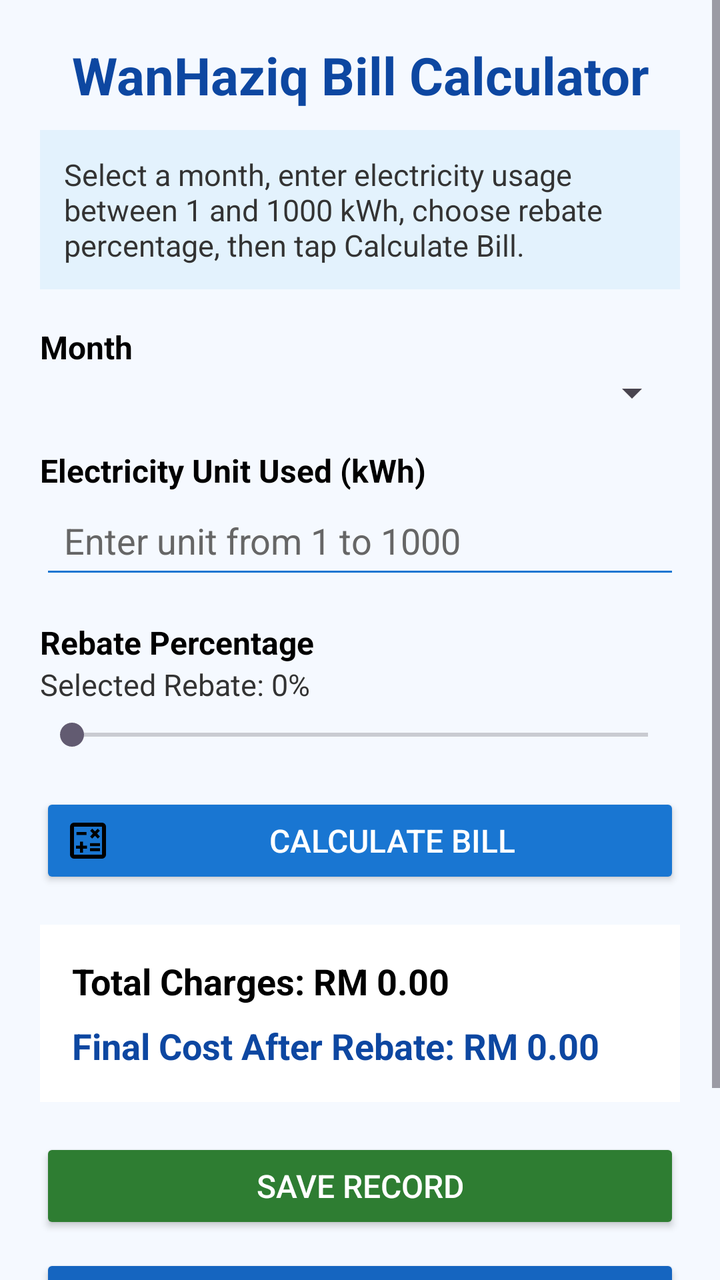
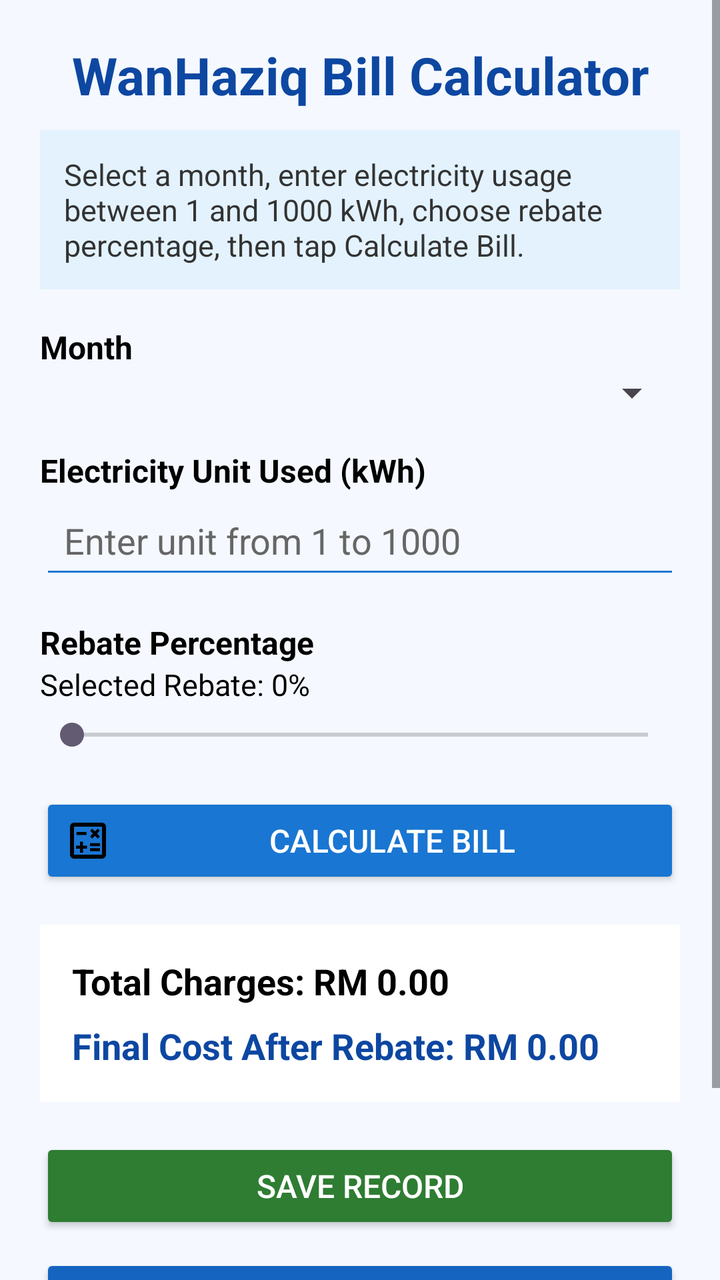

Before-and-after screenshots of an Android layout around one commit, followed by the original layout XML and the change that was made.
<!-- AndroidManifest.xml: application theme Theme.IndividiualAssignmentWANHAZIQ -->
<!-- res/layout/activity_main.xml -->
<?xml version="1.0" encoding="utf-8"?>
<ScrollView xmlns:android="http://schemas.android.com/apk/res/android"
    android:layout_width="match_parent"
    android:layout_height="match_parent"
    android:background="#F5F9FF">

    <LinearLayout
        android:layout_width="match_parent"
        android:layout_height="wrap_content"
        android:orientation="vertical"
        android:padding="20dp">

        
        <TextView
            android:layout_width="match_parent"
            android:layout_height="wrap_content"
            android:text="WanHaziq Bill Calculator"
            android:textSize="26sp"
            android:textStyle="bold"
            android:textColor="#0D47A1"
            android:gravity="center"
            android:layout_marginBottom="10dp" />

        
        <TextView
            android:layout_width="match_parent"
            android:layout_height="wrap_content"
            android:text="Select a month, enter electricity usage between 1 and 1000 kWh, choose rebate percentage, then tap Calculate Bill."
            android:textSize="15sp"
            android:textColor="#333333"
            android:background="#E3F2FD"
            android:padding="12dp"
            android:layout_marginBottom="18dp" />

        
        <TextView
            android:layout_width="match_parent"
            android:layout_height="wrap_content"
            android:text="Month"
            android:textSize="16sp"
            android:textStyle="bold"
            android:textColor="#000000" />

        
        <Spinner
            android:id="@+id/spinnerMonth"
            android:layout_width="match_parent"
            android:layout_height="wrap_content"
            android:layout_marginBottom="16dp" />

        
        <TextView
            android:layout_width="match_parent"
            android:layout_height="wrap_content"
            android:text="Electricity Unit Used (kWh)"
            android:textSize="16sp"
            android:textStyle="bold"
            android:textColor="#000000" />

        
        <EditText
            android:id="@+id/editTextUnit"
            android:layout_width="match_parent"
            android:layout_height="wrap_content"
            android:hint="Enter unit from 1 to 1000"
            android:inputType="number"
            android:padding="12dp"
            android:backgroundTint="#1976D2"
            android:layout_marginBottom="16dp"
            android:textColor="#000000"
            android:textColorHint="#666666"/>

        
        <TextView
            android:layout_width="match_parent"
            android:layout_height="wrap_content"
            android:text="Rebate Percentage"
            android:textSize="16sp"
            android:textStyle="bold"
            android:textColor="#000000" />

        
        <TextView
            android:id="@+id/textRebateValue"
            android:layout_width="match_parent"
            android:layout_height="wrap_content"
            android:text="Selected Rebate: 0%"
            android:textSize="15sp"
            android:textColor="#333333"
            android:layout_marginBottom="6dp" />

        
        <SeekBar
            android:id="@+id/seekBarRebate"
            android:layout_width="match_parent"
            android:layout_height="wrap_content"
            android:max="5"
            android:progress="0"
            android:layout_marginBottom="20dp" />

        
        <Button
            android:id="@+id/buttonCalculate"
            android:layout_width="match_parent"
            android:layout_height="wrap_content"
            android:text="Calculate Bill"
            android:textSize="16sp"
            android:drawableStart="@drawable/ic_calculate"
            android:drawablePadding="8dp"
            android:backgroundTint="#1976D2"
            android:textColor="#FFFFFF"
            android:layout_marginBottom="18dp" />

        
        <LinearLayout
            android:layout_width="match_parent"
            android:layout_height="wrap_content"
            android:orientation="vertical"
            android:background="#FFFFFF"
            android:padding="16dp"
            android:layout_marginBottom="18dp">

            <TextView
                android:id="@+id/textTotalCharges"
                android:layout_width="match_parent"
                android:layout_height="wrap_content"
                android:text="Total Charges: RM 0.00"
                android:textSize="18sp"
                android:textStyle="bold"
                android:textColor="#000000"
                android:layout_marginBottom="8dp" />

            <TextView
                android:id="@+id/textFinalCost"
                android:layout_width="match_parent"
                android:layout_height="wrap_content"
                android:text="Final Cost After Rebate: RM 0.00"
                android:textSize="18sp"
                android:textStyle="bold"
                android:textColor="#0D47A1" />

        </LinearLayout>

        
        <Button
            android:id="@+id/buttonSave"
            android:layout_width="match_parent"
            android:layout_height="wrap_content"
            android:text="Save Record"
            android:textSize="16sp"
            android:backgroundTint="#2E7D32"
            android:textColor="#FFFFFF"
            android:layout_marginBottom="10dp" />

        
        <Button
            android:id="@+id/buttonViewHistory"
            android:layout_width="match_parent"
            android:layout_height="wrap_content"
            android:text="View History"
            android:textSize="16sp"
            android:drawableStart="@drawable/ic_history"
            android:drawablePadding="8dp"
            android:backgroundTint="#1565C0"
            android:textColor="#FFFFFF"
            android:layout_marginBottom="10dp" />

        
        <Button
            android:id="@+id/buttonAbout"
            android:layout_width="match_parent"
            android:layout_height="wrap_content"
            android:text="About App"
            android:textSize="16sp"
            android:drawableStart="@drawable/ic_info"
            android:drawablePadding="8dp"
            android:backgroundTint="#455A64"
            android:textColor="#FFFFFF" />

    </LinearLayout>
</ScrollView>
<!-- resources referenced by this layout -->
<resources>
  <!-- drawable ic_calculate (drawable) -->
  <vector xmlns:android="http://schemas.android.com/apk/res/android" android:height="24dp" android:tint="#000000" android:viewportHeight="960" android:viewportWidth="960" android:width="24dp">
        
      <path android:fillColor="@android:color/white" android:pathData="M320,720L380,720L380,640L460,640L460,580L380,580L380,500L320,500L320,580L240,580L240,640L320,640L320,720ZM520,690L720,690L720,630L520,630L520,690ZM520,590L720,590L720,530L520,530L520,590ZM564,438L620,382L676,438L718,396L662,338L718,282L676,240L620,296L564,240L522,282L578,338L522,396L564,438ZM250,368L450,368L450,308L250,308L250,368ZM200,840Q167,840 143.5,816.5Q120,793 120,760L120,200Q120,167 143.5,143.5Q167,120 200,120L760,120Q793,120 816.5,143.5Q840,167 840,200L840,760Q840,793 816.5,816.5Q793,840 760,840L200,840ZM200,760L760,760Q760,760 760,760Q760,760 760,760L760,200Q760,200 760,200Q760,200 760,200L200,200Q200,200 200,200Q200,200 200,200L200,760Q200,760 200,760Q200,760 200,760ZM200,200L200,200Q200,200 200,200Q200,200 200,200L200,760Q200,760 200,760Q200,760 200,760L200,760Q200,760 200,760Q200,760 200,760L200,200Q200,200 200,200Q200,200 200,200Z"/>
      
  </vector>
  <!-- drawable ic_history (drawable) -->
  <vector xmlns:android="http://schemas.android.com/apk/res/android" android:height="24dp" android:tint="#000000" android:viewportHeight="960" android:viewportWidth="960" android:width="24dp">
        
      <path android:fillColor="@android:color/white" android:pathData="M480,840Q342,840 239.5,748.5Q137,657 122,520L204,520Q218,624 296.5,692Q375,760 480,760Q597,760 678.5,678.5Q760,597 760,480Q760,363 678.5,281.5Q597,200 480,200Q411,200 351,232Q291,264 250,320L360,320L360,400L120,400L120,160L200,160L200,254Q251,190 324.5,155Q398,120 480,120Q555,120 620.5,148.5Q686,177 734.5,225.5Q783,274 811.5,339.5Q840,405 840,480Q840,555 811.5,620.5Q783,686 734.5,734.5Q686,783 620.5,811.5Q555,840 480,840ZM592,648L440,496L440,280L520,280L520,464L648,592L592,648Z"/>
      
  </vector>
  <!-- drawable ic_info (drawable) -->
  <vector xmlns:android="http://schemas.android.com/apk/res/android" android:height="24dp" android:tint="#000000" android:viewportHeight="960" android:viewportWidth="960" android:width="24dp">
        
      <path android:fillColor="@android:color/white" android:pathData="M440,680L520,680L520,440L440,440L440,680ZM508.5,348.5Q520,337 520,320Q520,303 508.5,291.5Q497,280 480,280Q463,280 451.5,291.5Q440,303 440,320Q440,337 451.5,348.5Q463,360 480,360Q497,360 508.5,348.5ZM480,880Q397,880 324,848.5Q251,817 197,763Q143,709 111.5,636Q80,563 80,480Q80,397 111.5,324Q143,251 197,197Q251,143 324,111.5Q397,80 480,80Q563,80 636,111.5Q709,143 763,197Q817,251 848.5,324Q880,397 880,480Q880,563 848.5,636Q817,709 763,763Q709,817 636,848.5Q563,880 480,880ZM480,800Q614,800 707,707Q800,614 800,480Q800,346 707,253Q614,160 480,160Q346,160 253,253Q160,346 160,480Q160,614 253,707Q346,800 480,800ZM480,480Q480,480 480,480Q480,480 480,480Q480,480 480,480Q480,480 480,480Q480,480 480,480Q480,480 480,480Q480,480 480,480Q480,480 480,480Z"/>
      
  </vector>
  <style name="Theme.IndividiualAssignmentWANHAZIQ" parent="Base.Theme.IndividiualAssignmentWANHAZIQ" />
  <style name="Base.Theme.IndividiualAssignmentWANHAZIQ" parent="Theme.Material3.DayNight.NoActionBar">
          
          
      </style>
</resources>

<!-- the commit's change to res/layout/activity_main.xml (unified diff, before → after) -->
@@ -86,8 +86,8 @@
             android:layout_height="wrap_content"
             android:text="Selected Rebate: 0%"
             android:textSize="15sp"
-            android:textColor="#333333"
-            android:layout_marginBottom="6dp" />
+            android:layout_marginBottom="6dp"
+            android:textColor="#000000"/>
 
         
         <SeekBar
@@ -96,7 +96,8 @@
             android:layout_height="wrap_content"
             android:max="5"
             android:progress="0"
-            android:layout_marginBottom="20dp" />
+            android:layout_marginBottom="20dp"
+            android:textColor="#000000"/>
 
         
         <Button
